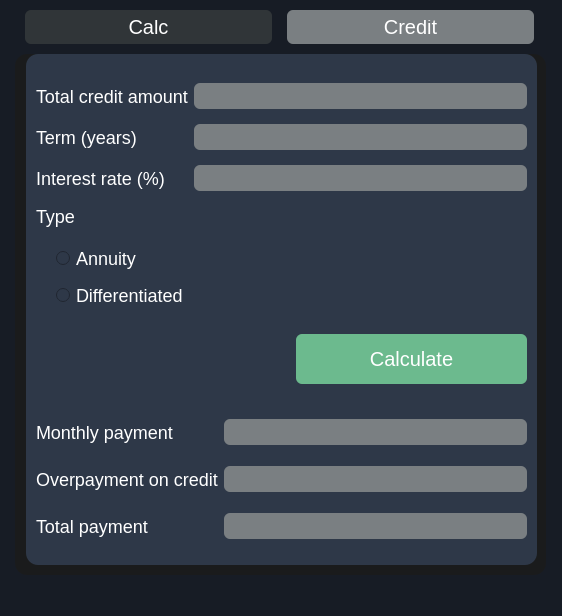
This is src/s21_smartcalc_app.ui in AlexeyGordiychenko/scp_smartcalc_v1 as Qt 5 draws it before an edit. The edited form follows.
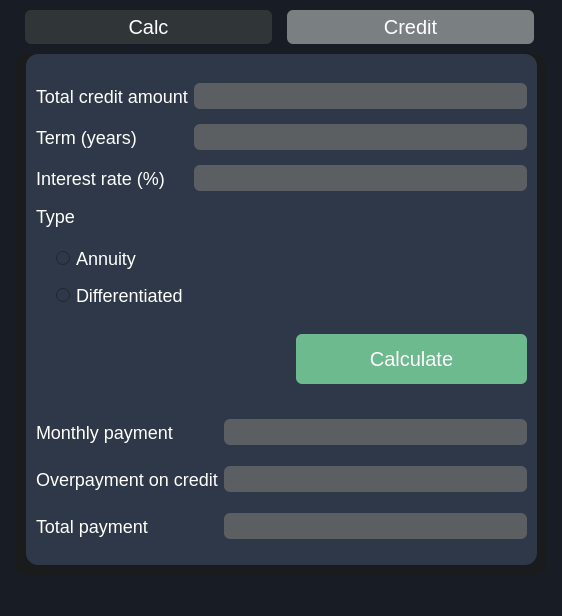
This is the edited form. The open tabs and pages were chosen to show the change.

Patch:
```diff
--- a/src/s21_smartcalc_app.ui
+++ b/src/s21_smartcalc_app.ui
@@ -1404,8 +1404,9 @@
            <property name="styleSheet">
             <string notr="true">font-size: 20px;
 color: white;
-background-color: #7a7f82;
+background-color: #5c5f61;
 border-radius: 6px;
+
 </string>
            </property>
            <property name="cursorPosition">
@@ -1464,8 +1465,9 @@
            <property name="styleSheet">
             <string notr="true">font-size: 20px;
 color: white;
-background-color: #7a7f82;
+background-color: #5c5f61;
 border-radius: 6px;
+
 </string>
            </property>
            <property name="alignment">
@@ -1478,8 +1480,9 @@
            <property name="styleSheet">
             <string notr="true">font-size: 20px;
 color: white;
-background-color: #7a7f82;
+background-color: #5c5f61;
 border-radius: 6px;
+
 </string>
            </property>
            <property name="alignment">
@@ -1607,7 +1610,7 @@
            <property name="styleSheet">
             <string notr="true">font-size: 20px;
 color: white;
-background-color: #7a7f82;
+background-color: #5c5f61;
 border-radius: 6px;
 </string>
            </property>
@@ -1624,7 +1627,7 @@
            <property name="styleSheet">
             <string notr="true">font-size: 20px;
 color: white;
-background-color: #7a7f82;
+background-color: #5c5f61;
 border-radius: 6px;
 </string>
            </property>
@@ -1641,7 +1644,7 @@
            <property name="styleSheet">
             <string notr="true">font-size: 20px;
 color: white;
-background-color: #7a7f82;
+background-color: #5c5f61;
 border-radius: 6px;
 </string>
            </property>
```
Left out of the diff: 10 changed lines with no effect on the pictures.
